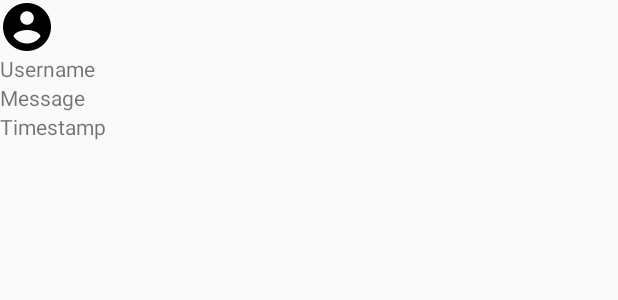
After one commit to Steve0320/DatShaft, an Android app: the layout item_message.xml on its own in the app's theme, with its tools: preview values and no code run, on a phone screen of 412 x 824 dp. The commit adds this screen. Shown: the top 300 px of the screen. Run offline under Robolectric (Android 15) with nearby library versions, the phone set to English and light mode, and no system bars.

Commit message:
Implemented message fetching functionality. The app can now automatically update the message box to reflect the contents of the database.

```diff
--- a/app/src/main/java/com/shaftware/MessagePacket.java
+++ b/app/src/main/java/com/shaftware/MessagePacket.java
@@ -13,6 +13,9 @@ public class MessagePacket {
     private String name;
     private String photoURL;
     private String timestamp;
+
+    //Do not delete, Firebase needs this
+    public MessagePacket() {}
 
     public MessagePacket(String text, String name, String photoURL, String timestamp) {
         this.text = text;
--- /dev/null
+++ b/app/src/main/res/layout/item_message.xml
@@ -0,0 +1,32 @@
+<?xml version="1.0" encoding="utf-8"?>
+<LinearLayout xmlns:android="http://schemas.android.com/apk/res/android"
+    android:orientation="vertical"
+    android:layout_width="match_parent"
+    android:layout_height="wrap_content"
+    android:paddingBottom="10dp" >
+
+    <de.hdodenhof.circleimageview.CircleImageView
+        android:id="@+id/profileView"
+        android:layout_width="36dp"
+        android:layout_height="36dp"
+        android:src="@drawable/ic_account_circle_black_36dp" />
+
+    <TextView
+        android:text="Username"
+        android:layout_width="match_parent"
+        android:layout_height="wrap_content"
+        android:id="@+id/nameTextView" />
+
+    <TextView
+        android:text="Message"
+        android:layout_width="match_parent"
+        android:layout_height="wrap_content"
+        android:id="@+id/messageTextView" />
+
+    <TextView
+        android:text="Timestamp"
+        android:layout_width="match_parent"
+        android:layout_height="wrap_content"
+        android:id="@+id/timestampTextView" />
+
+</LinearLayout>
```
Also changed, not shown: app/build.gradle (+5 -13 lines), app/src/main/java/com/shaftware/MainActivity.java (+61 -2 lines), app/src/main/java/com/shaftware/MessageView.java (added, +40 -0 lines), app/src/main/res/layout/activity_main.xml (+49 -1 lines), app/src/main/res/drawable-hdpi/ic_account_circle_black_36dp.png (added), app/src/main/res/drawable-mdpi/ic_account_circle_black_36dp.png (added), app/src/main/res/drawable-xhdpi/ic_account_circle_black_36dp.png (added), app/src/main/res/drawable-xxhdpi/ic_account_circle_black_36dp.png (added), app/src/main/res/drawable-xxxhdpi/ic_account_circle_black_36dp.png (added).
